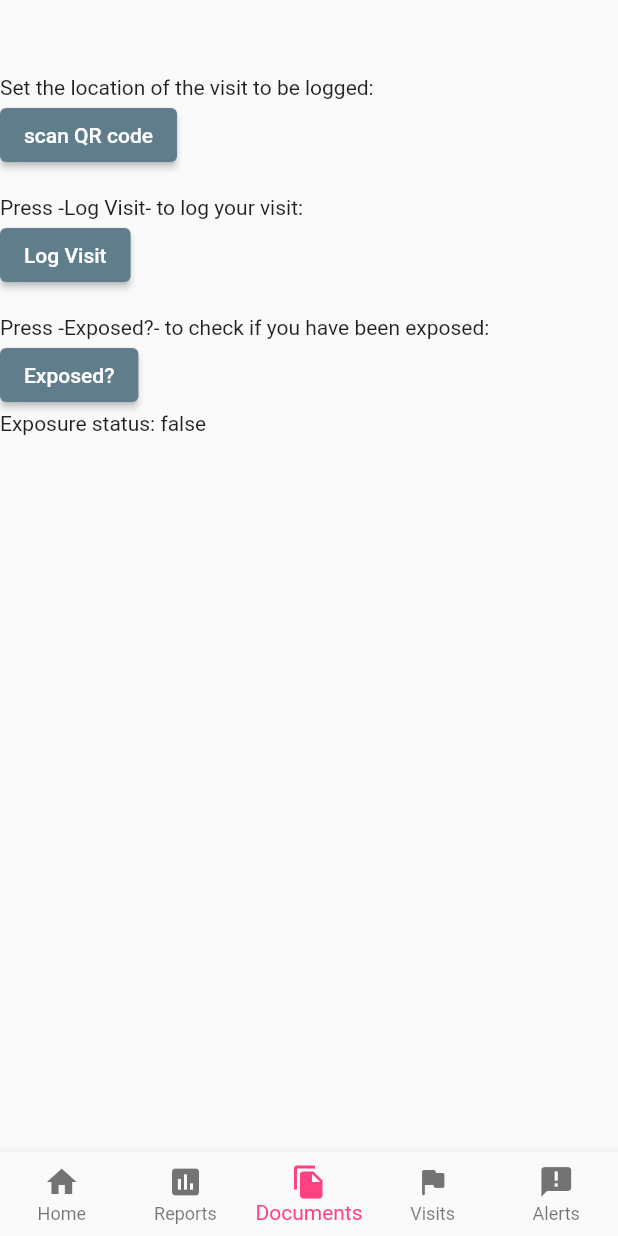
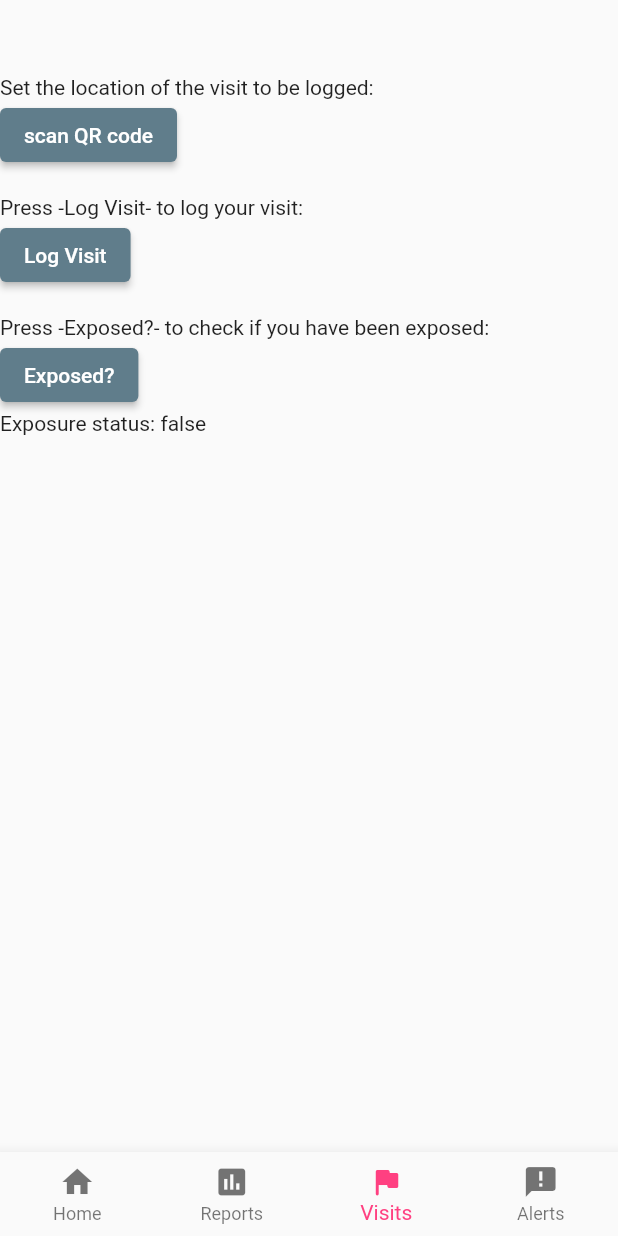
Before and after one commit to cactuspoint/CSCI334Project, a Flutter app: the DashboardPage screen opened directly, swiped to page 3, on a phone screen of 412 x 824 dp. Run offline on Flutter 3.47's test engine with Material 2 defaults, Android fonts, the phone set to English and light mode, and no system bars; our stand-ins replace awesome_notifications, flip_card, google_fonts, graphql_flutter, qr_flutter, sqflite; missing offline and left inert: covid19, qr_code_scanner; accounts and stored records are empty; network calls fail.

Commit message:
removed documents again

```diff
--- a/client/lib/screens/dashboard.dart
+++ b/client/lib/screens/dashboard.dart
@@ -51,10 +51,6 @@ class _DashboardPageState extends State<DashboardPage> {
             label: 'Reports',
           ),
           BottomNavigationBarItem(
-            icon: Icon(Icons.file_copy),
-            label: 'Documents',
-          ),
-          BottomNavigationBarItem(
             icon: Icon(Icons.assistant_photo_rounded),
             label: 'Visits',
           ),
```
